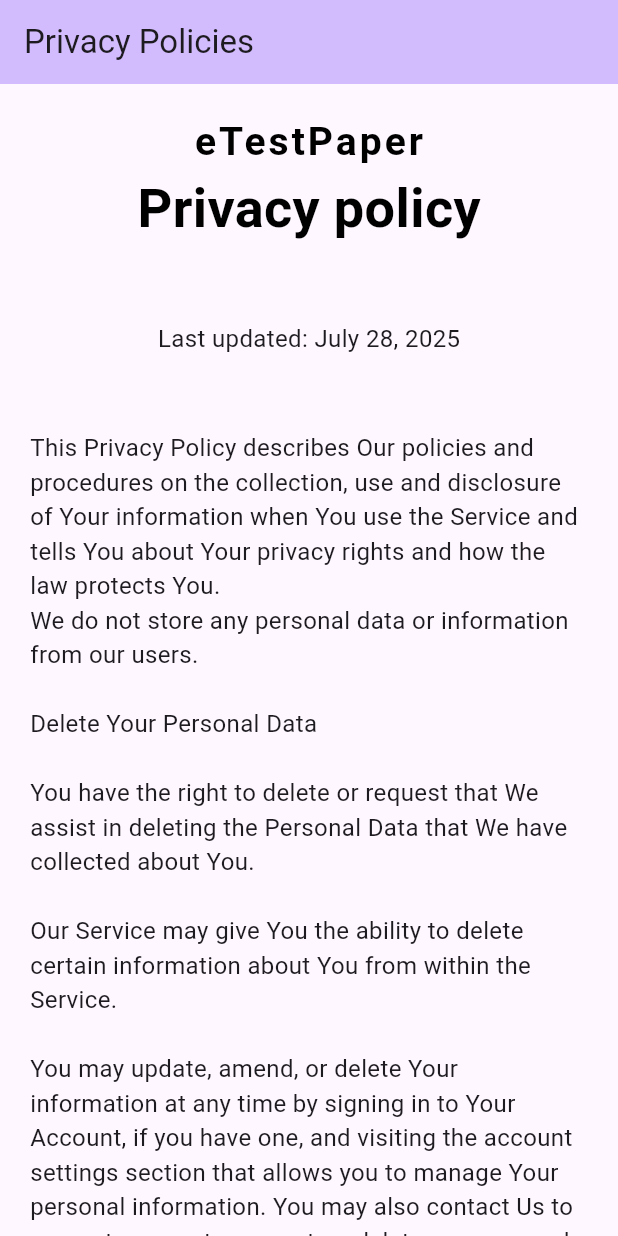
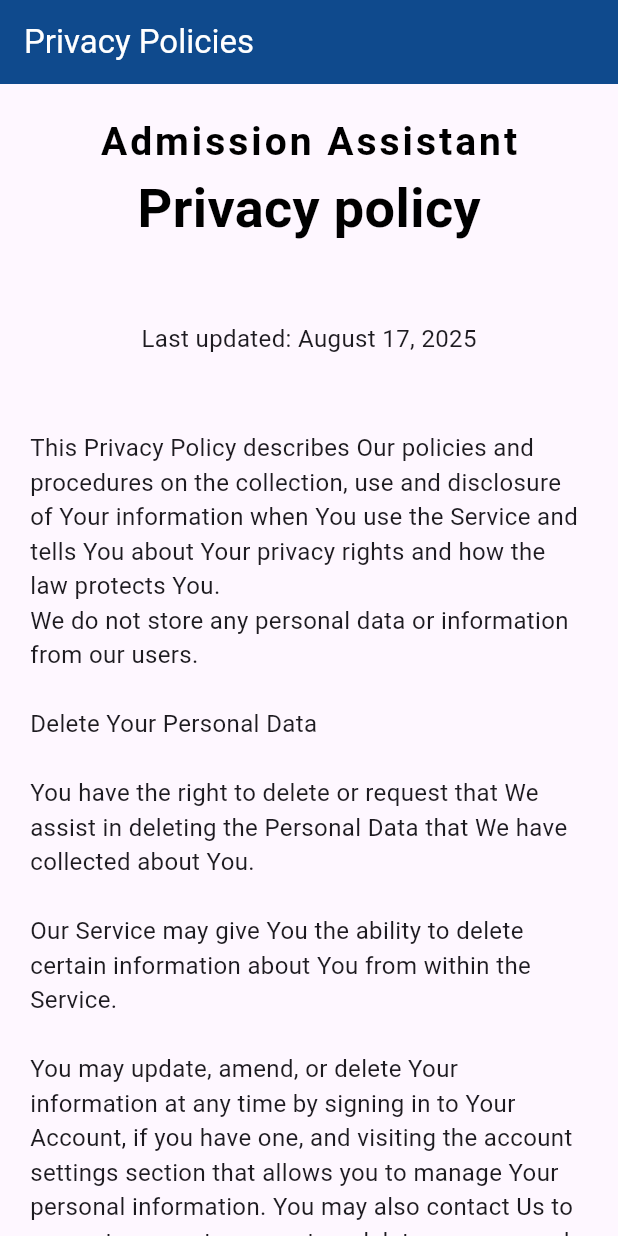
Before and after one commit to nextive-rahim/support-url-web-app, a Flutter app: the screen it shows after launch, on a phone screen of 412 x 824 dp. Run offline on Flutter 3.47's test engine with Material 3 defaults, Android fonts, the phone set to English and light mode, and no system bars.

```diff
--- a/lib/main.dart
+++ b/lib/main.dart
@@ -12,7 +12,7 @@
   Widget build(BuildContext context) {
     return MaterialApp(
       debugShowCheckedModeBanner: false,
-      title: 'eTestPaper',
+      title: 'Admission Assistant',
       theme: ThemeData(
         // This is the theme of your application.
         //
@@ -68,10 +68,10 @@
         // TRY THIS: Try changing the color here to a specific color (to
         // Colors.amber, perhaps?) and trigger a hot reload to see the AppBar
         // change color while the other colors stay the same.
-        backgroundColor: Theme.of(context).colorScheme.inversePrimary,
+        backgroundColor: const Color(0xFF0F4A8D),
         // Here we take the value from the MyHomePage object that was created by
         // the App.build method, and use it to set our appbar title.
-        title: Text(widget.title),
+        title: Text(widget.title, style: TextStyle(color: Colors.white)),
       ),
       body: SingleChildScrollView(
         child: Center(
@@ -96,7 +96,7 @@
               mainAxisAlignment: MainAxisAlignment.center,
               children: <Widget>[
                 Text(
-                  'eTestPaper',
+                  'Admission Assistant',
                   style: TextStyle(
                     fontSize: 26,
                     fontWeight: FontWeight.w600,
@@ -115,7 +115,7 @@
                 ),
                 SizedBox(height: 50),
                 Text(
-                  'Last updated: July 28, 2025',
+                  'Last updated: August 17, 2025',
                   style: TextStyle(
                     fontSize: 16,
                     // fontWeight: FontWeight.w600,
--- a/pubspec.yaml
+++ b/pubspec.yaml
@@ -20,7 +20,7 @@
 
 environment:
   sdk: ^3.8.1
-  flutter: ^3.32.3
+  flutter: ^3.32.8
 
 # Dependencies specify other packages that your package needs in order to work.
 # To automatically upgrade your package dependencies to the latest versions
```
Also changed, not shown: pubspec.lock, 11 other files.
